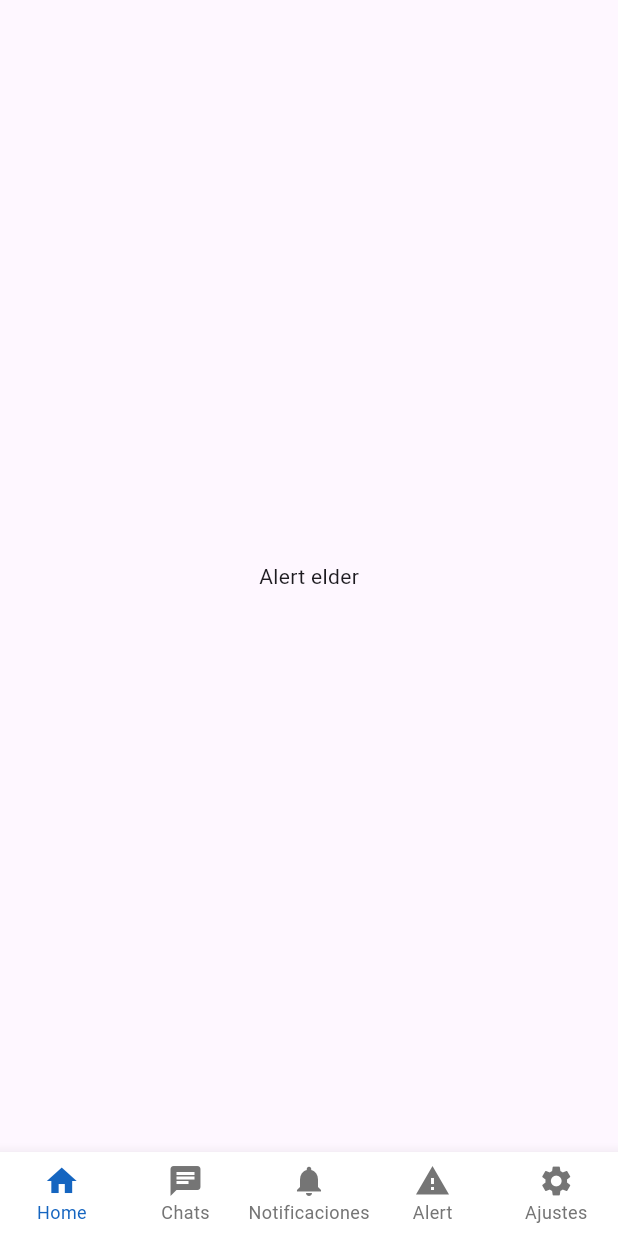
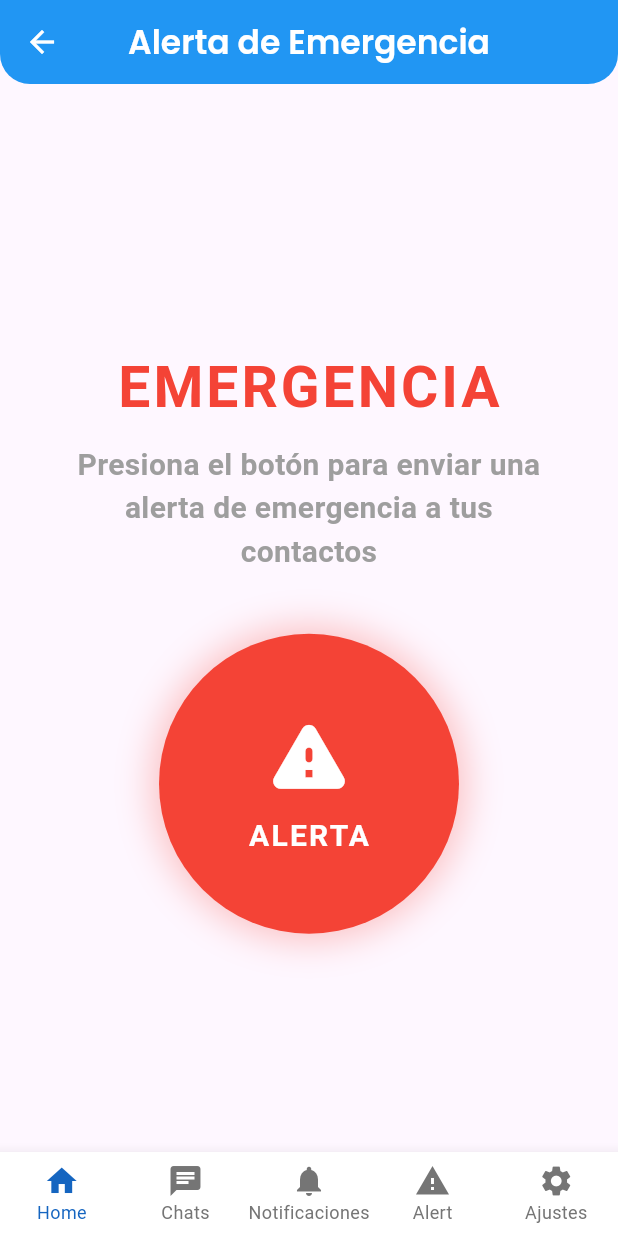
Before and after one commit to HeraGuard/heraguard-frontend, a Flutter app: the ElderAlert screen opened by its route, on a phone screen of 412 x 824 dp. Run offline on Flutter 3.47's test engine with Material 3 defaults, Android fonts, the phone set to English and light mode, and no system bars; our stand-ins replace animate_do, connectivity_plus, dio, equatable, firebase_core, firebase_database and 10 more; accounts and stored records are empty.

Commit message:
fix: fixing errors before re-merge

```diff
--- a/lib/features/elder/data/datasources/elder_remote_data_sources_impl.dart
+++ b/lib/features/elder/data/datasources/elder_remote_data_sources_impl.dart
@@ -28,7 +28,7 @@
     String relatedUserId,
     int userType,
   ) async {
-    await apiClient.post(Endpoints.linkElder, {
+    await apiClient.post(Endpoints.relationshipElder, {
       'linkingCode': linkingCode,
       'relatedUserId': relatedUserId,
       'relationshipTypeId': userType,
--- a/lib/features/elder/presentation/screens/elder_alert.dart
+++ b/lib/features/elder/presentation/screens/elder_alert.dart
@@ -1,19 +1,128 @@
 import 'package:flutter/material.dart';
+import 'package:heraguard_frontend/core/widgets/appbar_widget.dart';
 import 'package:heraguard_frontend/core/widgets/navbar_bottom.dart';
 
 class ElderAlert extends StatelessWidget {
-const ElderAlert({ super.key });
+  const ElderAlert({super.key});
 
   @override
-  Widget build(BuildContext context){
+  Widget build(BuildContext context) {
     return Scaffold(
+      appBar: AppbarWidget(title: 'Alerta de Emergencia'),
       body: Center(
         child: Column(
           mainAxisAlignment: MainAxisAlignment.center,
-          children: [Text('Alert elder')],
+          children: [
+            const SizedBox(height: 30),
+            Text(
+              'EMERGENCIA',
+              style: TextStyle(
+                fontSize: 38,
+                fontWeight: FontWeight.bold,
+                color: Colors.red,
+                letterSpacing: 2,
+              ),
+            ),
+            const SizedBox(height: 10),
+            const Padding(
+              padding: EdgeInsets.symmetric(horizontal: 40),
+              child: Text(
+                'Presiona el botón para enviar una alerta de emergencia a tus contactos',
+                textAlign: TextAlign.center,
+                style: TextStyle(
+                  fontWeight: FontWeight.bold,
+                  fontSize: 20,
+                  color: Colors.grey,
+                ),
+              ),
+            ),
+            const SizedBox(height: 40),
+            Container(
+              width: 200,
+              height: 200,
+              decoration: BoxDecoration(
+                color: Colors.red,
+                shape: BoxShape.circle,
+                boxShadow: [
+                  BoxShadow(
+                    color: Colors.red.withAlpha(75),
+                    blurRadius: 20,
+                    spreadRadius: 5,
+                  ),
+                ],
+              ),
+              child: Material(
+                color: Colors.transparent,
+                child: InkWell(
+                  onTap: () {
+                    _showConfirmationDialog(context);
+                  },
+                  borderRadius: BorderRadius.circular(100),
+                  child: const Column(
+                    mainAxisAlignment: MainAxisAlignment.center,
+                    children: [
+                      Icon(
+                        Icons.warning_rounded,
+                        size: 60,
+                        color: Colors.white,
+                      ),
+                      SizedBox(height: 10),
+                      Text(
+                        'ALERTA',
+                        style: TextStyle(
+                          fontSize: 20,
+                          fontWeight: FontWeight.bold,
+                          color: Colors.white,
+                          letterSpacing: 1.5,
+                        ),
+                      ),
+                    ],
+                  ),
+                ),
+              ),
+            ),
+          ],
         ),
       ),
       bottomNavigationBar: NavbarBottom(),
     );
   }
+
+  void _showConfirmationDialog(BuildContext context) {
+    showDialog(
+      context: context,
+      builder: (context) => AlertDialog(
+        title: const Text('¿Enviar Alerta de Emergencia?'),
+        content: const Text(
+          'Se notificará a todos tus contactos de emergencia.',
+        ),
+        actions: [
+          TextButton(
+            onPressed: () => Navigator.pop(context),
+            child: const Text('Cancelar'),
+          ),
+          ElevatedButton(
+            onPressed: () {
+              Navigator.pop(context);
+              _sendEmergencyAlert(context);
+            },
+            style: ElevatedButton.styleFrom(backgroundColor: Colors.red),
+            child: const Text(
+              'Enviar Alerta',
+              style: TextStyle(color: Colors.white),
+            ),
+          ),
+        ],
+      ),
+    );
+  }
+
+  void _sendEmergencyAlert(BuildContext context) {
+    ScaffoldMessenger.of(context).showSnackBar(
+      const SnackBar(
+        content: Text('Alerta de emergencia enviada'),
+        backgroundColor: Colors.green,
+      ),
+    );
+  }
 }
--- a/pubspec.yaml
+++ b/pubspec.yaml
@@ -54,6 +54,7 @@
   persistent_bottom_nav_bar: ^6.2.1
   firebase_messaging: ^16.0.4
   firebase_core: ^4.2.1
+  firebase_database: ^12.1.0
 
 
 dev_dependencies:
```
Also changed, not shown: lib/features/auth/data/repositories/auth_repository_impl.dart (+4 -4 lines), lib/features/elder/domain/usecases/get_user_by_id_usecase.dart (deleted, +0 -12 lines), 1 other file.
